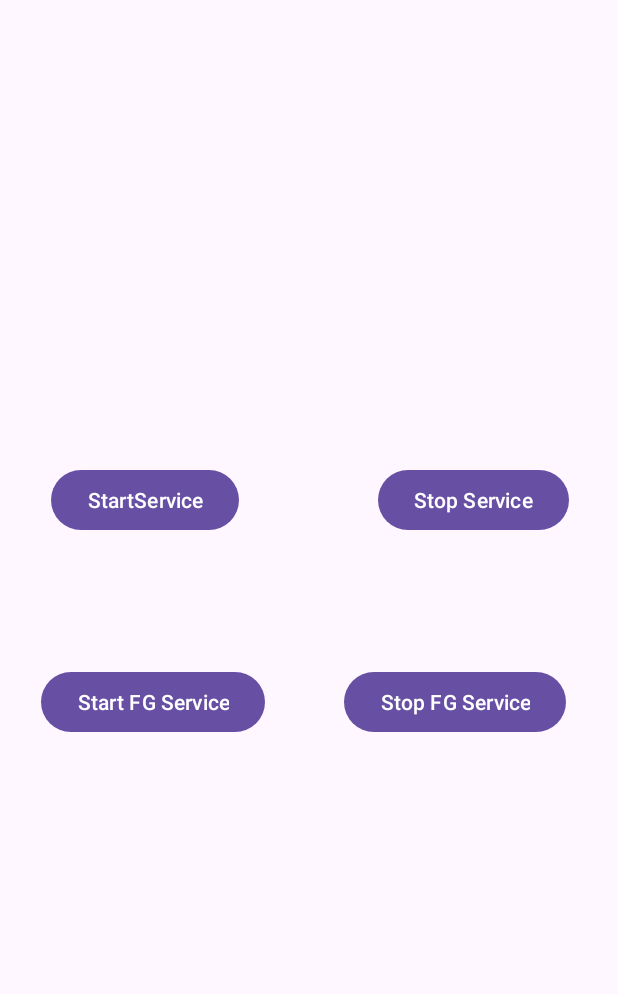
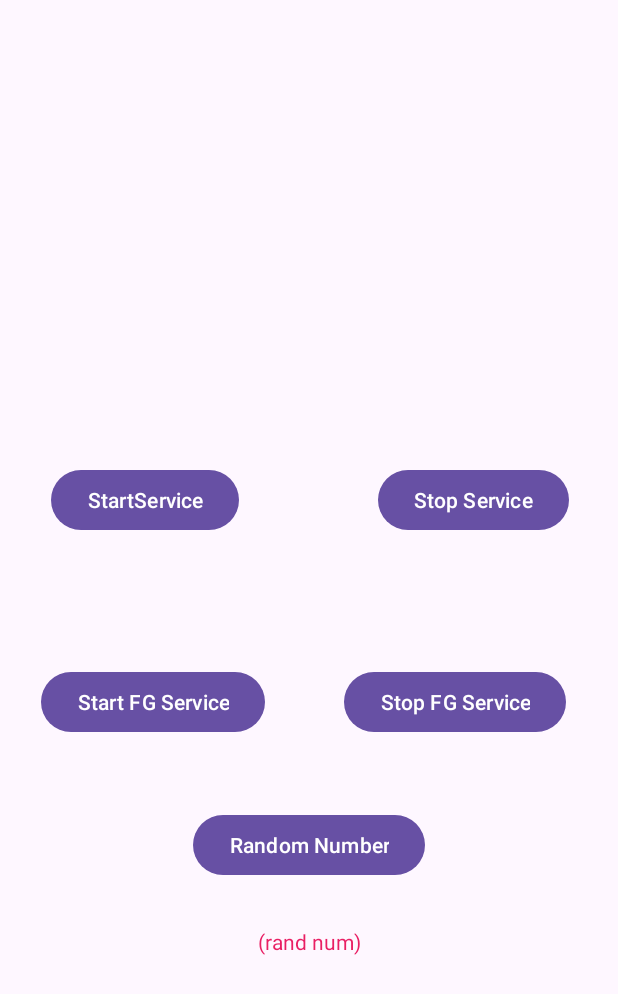
Before and after one commit to pmatsinopoulos/MediaPlayer3Tutorial, an Android app: the screen it shows after launch (MainActivity), on a phone screen of 412 x 824 dp. Shown: the top 994 px of the screen. Run offline under Robolectric (Android 15) with nearby library versions, the phone set to English and light mode, and no system bars; 3 statements that could not run were skipped.

Commit message:
Start a Bound Service and communicate using IBinder

```diff
--- a/app/src/main/AndroidManifest.xml
+++ b/app/src/main/AndroidManifest.xml
@@ -30,6 +30,7 @@
 
         <service android:name="com.mixlr.panos.mediaplayer3tutorial.FantasticService" />
         <service android:name="com.mixlr.panos.mediaplayer3tutorial.FantasticForegroundService" />
+        <service android:name="com.mixlr.panos.mediaplayer3tutorial.FantasticBoundService" />
     </application>
 
 </manifest>
--- /dev/null
+++ b/app/src/main/java/com/mixlr/panos/mediaplayer3tutorial/FantasticBoundServiceConnection.kt
@@ -0,0 +1,22 @@
+package com.mixlr.panos.mediaplayer3tutorial
+
+import android.content.ComponentName
+import android.content.ServiceConnection
+import android.os.IBinder
+import android.util.Log
+
+class FantasticBoundServiceConnection : ServiceConnection {
+    private lateinit var boundService: FantasticBoundService
+
+    override fun onServiceConnected(name: ComponentName?, service: IBinder?) {
+        Log.d(MainActivity.logTag, "onServiceConnected")
+        val binder = service as FantasticBoundService.LocalBinder
+        boundService = binder.getService()
+    }
+
+    override fun onServiceDisconnected(name: ComponentName?) {
+        Log.d(MainActivity.logTag, "onServiceDisconnected")
+    }
+
+    fun randomNumber() = boundService.randomNumber
+}
--- a/app/src/main/java/com/mixlr/panos/mediaplayer3tutorial/MainActivity.kt
+++ b/app/src/main/java/com/mixlr/panos/mediaplayer3tutorial/MainActivity.kt
@@ -1,7 +1,9 @@
 package com.mixlr.panos.mediaplayer3tutorial
 
+import android.content.Context
 import android.content.Intent
 import android.os.Bundle
+import android.util.Log
 import androidx.appcompat.app.AppCompatActivity
 import androidx.media3.exoplayer.ExoPlayer
 import androidx.media3.session.MediaSession
@@ -18,6 +20,7 @@ class MainActivity : AppCompatActivity() {
     private lateinit var intentForSimpleService: Intent
     private lateinit var intentForForegroundService: Intent
     private val grade = 10
+    private var fantasticBoundServiceConnection: FantasticBoundServiceConnection? = null
 
     override fun onCreate(savedInstanceState: Bundle?) {
         super.onCreate(savedInstanceState)
@@ -47,5 +50,33 @@ class MainActivity : AppCompatActivity() {
                 stopService(intentForForegroundService)
             }
         }
+
+        fantasticBoundServiceConnection = FantasticBoundServiceConnection()
+
+        binding.btnRandomNumber.setOnClickListener {
+            fantasticBoundServiceConnection?.let { fbsc ->
+                binding.tvRandomNumber.text = fbsc.randomNumber().toString()
+            }
+        }
+    }
+
+    override fun onStart() {
+        super.onStart()
+
+        Log.d(logTag, "MainActivity on Start")
+
+        Intent(this, FantasticBoundService::class.java).also { intent ->
+            fantasticBoundServiceConnection?.let { fbsc ->
+                bindService(
+                    intent,
+                    fbsc, Context.BIND_AUTO_CREATE
+                )
+            }
+        }
+    }
+
+    override fun onStop() {
+        super.onStop()
+        fantasticBoundServiceConnection?.let(::unbindService)
     }
 }
--- a/app/src/main/res/layout/activity_main.xml
+++ b/app/src/main/res/layout/activity_main.xml
@@ -54,4 +54,31 @@
         app:layout_constraintTop_toTopOf="parent"
         app:layout_constraintVertical_bias="0.572" />
 
+    <Button
+        android:id="@+id/btnRandomNumber"
+        android:layout_width="wrap_content"
+        android:layout_height="wrap_content"
+        android:text="Random Number"
+        app:layout_constraintBottom_toBottomOf="parent"
+        app:layout_constraintEnd_toEndOf="parent"
+        app:layout_constraintStart_toStartOf="parent"
+        app:layout_constraintTop_toTopOf="parent"
+        app:layout_constraintVertical_bias="0.695" />
+
+    <TextView
+        android:id="@+id/tvRandomNumber"
+        android:layout_width="wrap_content"
+        android:layout_height="wrap_content"
+        android:text="(rand num)"
+        android:textAlignment="center"
+        android:textColor="#E91E63"
+        app:layout_constraintBottom_toBottomOf="parent"
+        app:layout_constraintEnd_toEndOf="parent"
+        app:layout_constraintHeight="wrap_content"
+        app:layout_constraintHorizontal_bias="0.418"
+        app:layout_constraintStart_toStartOf="parent"
+        app:layout_constraintTop_toTopOf="parent"
+        app:layout_constraintVertical_bias="0.768"
+        app:layout_constraintWidth="match_parent" />
+
 </androidx.constraintlayout.widget.ConstraintLayout>
```
Also changed, not shown: app/src/main/java/com/mixlr/panos/mediaplayer3tutorial/FantasticBoundService.kt (added, +41 -0 lines).
